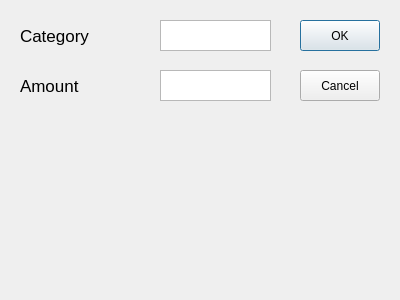
The window that src/adddialog.ui (shimks/financial-wealth-management) describes before a commit, drawn with Qt 5.
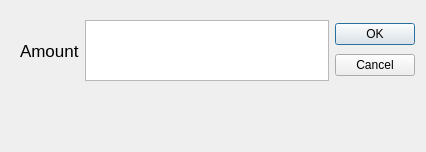
The same window after the commit.

```diff
--- a/src/adddialog.ui
+++ b/src/adddialog.ui
@@ -6,8 +6,8 @@
    <rect>
     <x>0</x>
     <y>0</y>
-    <width>400</width>
-    <height>300</height>
+    <width>426</width>
+    <height>152</height>
    </rect>
   </property>
   <property name="cursor">
@@ -16,92 +16,59 @@
   <property name="windowTitle">
    <string>Add Item</string>
   </property>
-  <widget class="QTextEdit" name="textEdit">
+  <widget class="QWidget" name="">
    <property name="geometry">
     <rect>
-     <x>160</x>
+     <x>20</x>
      <y>20</y>
-     <width>111</width>
-     <height>31</height>
+     <width>395</width>
+     <height>61</height>
     </rect>
    </property>
-  </widget>
+   <layout class="QHBoxLayout" name="horizontalLayout_2">
+    <item>
+     <layout class="QHBoxLayout" name="horizontalLayout">
+      <item>
+       <widget class="QLabel" name="label_2">
+        <property name="font">
+         <font>
+          <family>MS Sans Serif</family>
+          <pointsize>13</pointsize>
+         </font>
+        </property>
+        <property name="text">
+         <string>Amount</string>
+        </property>
+       </widget>
+      </item>
+      <item>
   <widget class="QTextEdit" name="textEdit_2">
-   <property name="geometry">
-    <rect>
-     <x>160</x>
-     <y>70</y>
-     <width>111</width>
-     <height>31</height>
-    </rect>
-   </property>
    <property name="verticalScrollBarPolicy">
     <enum>Qt::ScrollBarAlwaysOff</enum>
    </property>
   </widget>
-  <widget class="QLabel" name="label">
-   <property name="geometry">
-    <rect>
-     <x>20</x>
-     <y>20</y>
-     <width>131</width>
-     <height>31</height>
-    </rect>
-   </property>
-   <property name="font">
-    <font>
-     <family>MS Sans Serif</family>
-     <pointsize>13</pointsize>
-    </font>
-   </property>
-   <property name="text">
-    <string>Category</string>
-   </property>
-  </widget>
-  <widget class="QLabel" name="label_2">
-   <property name="geometry">
-    <rect>
-     <x>20</x>
-     <y>70</y>
-     <width>121</width>
-     <height>31</height>
-    </rect>
-   </property>
-   <property name="font">
-    <font>
-     <family>MS Sans Serif</family>
-     <pointsize>13</pointsize>
-    </font>
-   </property>
-   <property name="text">
-    <string>Amount</string>
-   </property>
-  </widget>
+      </item>
+     </layout>
+    </item>
+    <item>
+     <layout class="QVBoxLayout" name="verticalLayout">
+      <item>
   <widget class="QPushButton" name="pushButton">
-   <property name="geometry">
-    <rect>
-     <x>300</x>
-     <y>20</y>
-     <width>80</width>
-     <height>31</height>
-    </rect>
-   </property>
    <property name="text">
     <string>OK</string>
    </property>
   </widget>
+      </item>
+      <item>
   <widget class="QPushButton" name="pushButton_2">
-   <property name="geometry">
-    <rect>
-     <x>300</x>
-     <y>70</y>
-     <width>80</width>
-     <height>31</height>
-    </rect>
-   </property>
    <property name="text">
     <string>Cancel</string>
    </property>
+       </widget>
+      </item>
+     </layout>
+    </item>
+   </layout>
   </widget>
  </widget>
  <resources/>
```
Lines whose indentation alone changed are shown as unchanged.
